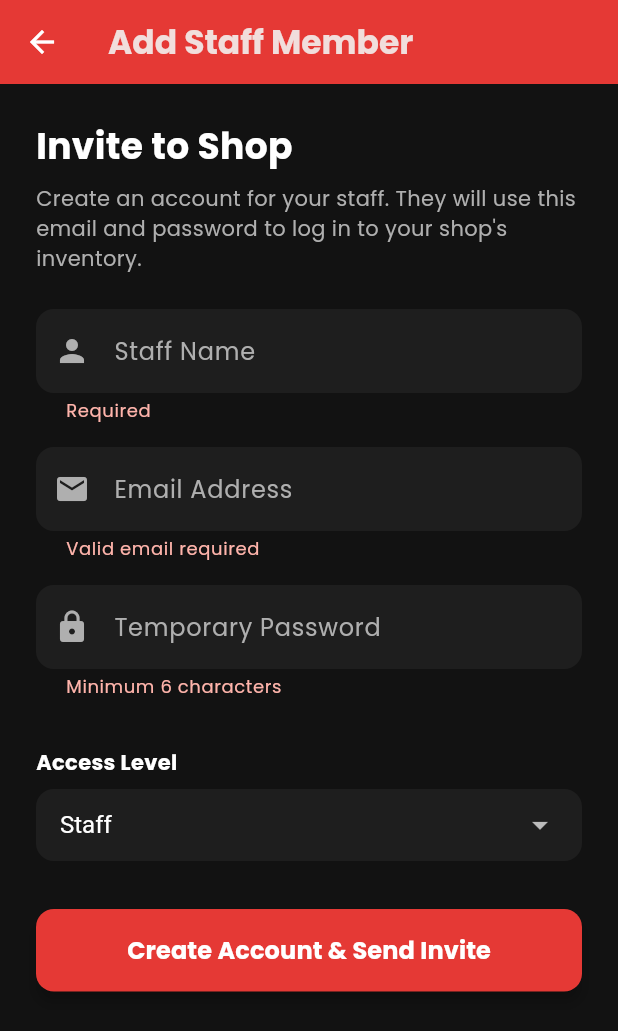
After one commit to topmasum/Motor-shop-manager-App, a Flutter app: the AddStaffScreen screen opened directly, after a tap on "Create Account & Send Invite", on a phone screen of 412 x 824 dp. The commit adds this screen. Shown: the top 1031 px of the screen. Run offline on Flutter 3.47's test engine with Material 3 defaults, Android fonts, the phone set to English and light mode, and no system bars; our stand-ins replace cloud_firestore, firebase_auth, firebase_core, fl_chart, google_fonts, screenshot and 1 more; accounts and stored records are empty.

Commit message:
Multiple user functionality added

```diff
--- /dev/null
+++ b/lib/core/utils/shop_session.dart
@@ -0,0 +1,6 @@
+class ShopSession {
+  static String? currentShopId;
+
+  // --- THIS IS THE MISSING LINE ---
+  static String? currentUserRole;
+}
--- /dev/null
+++ b/lib/features/staff/screens/add_staff_screen.dart
@@ -0,0 +1,199 @@
+import 'package:flutter/material.dart';
+import 'package:firebase_core/firebase_core.dart';
+import 'package:firebase_auth/firebase_auth.dart';
+import 'package:cloud_firestore/cloud_firestore.dart';
+import 'package:http/http.dart' as http; // --- ADDED FOR EMAILJS ---
+import 'dart:convert'; // --- ADDED FOR EMAILJS ---
+import '../../../core/constants/app_colors.dart';
+import '../../../core/utils/custom_snackbar.dart';
+import '../../../core/widgets/custom_text_field.dart';
+import '../../../core/widgets/primary_button.dart';
+import '../../../core/utils/shop_session.dart';
+
+class AddStaffScreen extends StatefulWidget {
+  const AddStaffScreen({super.key});
+
+  @override
+  State<AddStaffScreen> createState() => _AddStaffScreenState();
+}
+
+class _AddStaffScreenState extends State<AddStaffScreen> {
+  final _formKey = GlobalKey<FormState>();
+  final _nameController = TextEditingController();
+  final _emailController = TextEditingController();
+  final _passwordController = TextEditingController();
+
+  String _selectedRole = 'Staff';
+  bool _isLoading = false;
+
+  // --- THE EMAILJS ENGINE ---
+  Future<void> _sendEmailJS(String email, String name, String password, String role) async {
+    final url = Uri.parse('https://api.emailjs.com/api/v1.0/email/send');
+
+    final response = await http.post(
+      url,
+      headers: {'Content-Type': 'application/json'},
+      body: json.encode({
+        'service_id': 'service_i01rvwf', // Double check these!
+        'template_id': 'template_7fhj00b',
+        'user_id': 'sMXCDjJ6zBrN4CyE8',
+        'template_params': {
+          'staff_name': name,
+          'staff_email': email,
+          'staff_password': password,
+          'staff_role': role,
+          'shop_name': 'Motor Shop',
+        }
+      }),
+    );
+
+    // --- ADDED THIS SAFETY SHIELD ---
+    if (response.statusCode != 200) {
+      // This will force the app to show the exact error in your red SnackBar!
+      throw Exception("Email Delivery Failed: ${response.body}");
+    }
+  }
+
+  Future<void> _inviteUser() async {
+    if (!_formKey.currentState!.validate()) return;
+
+    setState(() => _isLoading = true);
+
+    FirebaseApp? tempApp; // Declare it up here so we can access it in the 'finally' block
+
+    try {
+      // 1. SAFELY INITIALIZE THE TEMP APP
+      // First, check if a ghost session from a previous error still exists
+      try {
+        tempApp = Firebase.app('TemporaryRegisterApp');
+      } catch (e) {
+        // If it doesn't exist, create it cleanly
+        tempApp = await Firebase.initializeApp(
+          name: 'TemporaryRegisterApp',
+          options: Firebase.app().options,
+        );
+      }
+
+      // 2. Register the new user
+      UserCredential newStaffCred = await FirebaseAuth.instanceFor(app: tempApp)
+          .createUserWithEmailAndPassword(
+        email: _emailController.text.trim(),
+        password: _passwordController.text.trim(),
+      );
+
+      // 3. Save to database
+      await FirebaseFirestore.instance.collection('users').doc(newStaffCred.user!.uid).set({
+        'name': _nameController.text.trim(),
+        'email': _emailController.text.trim(),
+        'role': _selectedRole,
+        'shopId': ShopSession.currentShopId,
+        'createdAt': FieldValue.serverTimestamp(),
+      });
+
+      if (mounted) {
+        CustomSnackbar.showSuccess(context, "User created successfully! Sending invite...");
+
+        // 4. Trigger EmailJS
+        await _sendEmailJS(
+          _emailController.text.trim(),
+          _nameController.text.trim(),
+          _passwordController.text.trim(),
+          _selectedRole,
+        );
+
+        Navigator.pop(context);
+      }
+
+    } on FirebaseAuthException catch (e) {
+      // Catch specific Firebase errors (like email-already-in-use)
+      if (mounted) CustomSnackbar.showError(context, "Auth Error: ${e.message}");
+    } catch (e) {
+      if (mounted) CustomSnackbar.showError(context, "Error: ${e.toString()}");
+    } finally {
+      // --- BULLETPROOF CLEANUP ---
+      // This runs NO MATTER WHAT. It guarantees the ghost session is destroyed.
+      if (tempApp != null) {
+        await tempApp.delete();
+      }
+      if (mounted) setState(() => _isLoading = false);
+    }
+  }
+
+  @override
+  Widget build(BuildContext context) {
+    return Scaffold(
+      backgroundColor: AppColors.background,
+      appBar: AppBar(
+        title: const Text('Add Staff Member', style: TextStyle(fontWeight: FontWeight.bold)),
+        backgroundColor: AppColors.primary,
+        iconTheme: const IconThemeData(color: AppColors.textPrimary),
+      ),
+      body: SingleChildScrollView(
+        padding: const EdgeInsets.all(24.0),
+        child: Form(
+          key: _formKey,
+          child: Column(
+            crossAxisAlignment: CrossAxisAlignment.start,
+            children: [
+              const Text("Invite to Shop", style: TextStyle(color: AppColors.textPrimary, fontSize: 24, fontWeight: FontWeight.bold)),
+              const SizedBox(height: 8),
+              const Text("Create an account for your staff. They will use this email and password to log in to your shop's inventory.", style: TextStyle(color: AppColors.textSecondary)),
+              const SizedBox(height: 24),
+
+              CustomTextField(
+                label: "Staff Name",
+                hint: "John Doe",
+                icon: Icons.person,
+                controller: _nameController,
+                validator: (val) => val!.isEmpty ? "Required" : null,
+              ),
+              CustomTextField(
+                label: "Email Address",
+                hint: "john@motorshop.com",
+                icon: Icons.email,
+                controller: _emailController,
+                keyboardType: TextInputType.emailAddress,
+                validator: (val) => val!.isEmpty || !val.contains('@') ? "Valid email required" : null,
+              ),
+              CustomTextField(
+                label: "Temporary Password",
+                hint: "At least 6 characters",
+                icon: Icons.lock,
+                controller: _passwordController,
+                validator: (val) => val!.length < 6 ? "Minimum 6 characters" : null,
+              ),
+              const SizedBox(height: 16),
+
+              // Role Selector
+              const Text("Access Level", style: TextStyle(color: AppColors.textPrimary, fontWeight: FontWeight.bold)),
+              const SizedBox(height: 8),
+              Container(
+                padding: const EdgeInsets.symmetric(horizontal: 16),
+                decoration: BoxDecoration(color: AppColors.surface, borderRadius: BorderRadius.circular(12)),
+                child: DropdownButtonHideUnderline(
+                  child: DropdownButton<String>(
+                    value: _selectedRole,
+                    dropdownColor: AppColors.surface,
+                    isExpanded: true,
+                    style: const TextStyle(color: AppColors.textPrimary, fontSize: 16),
+                    items: ['Staff', 'Manager', 'Co-Owner'].map((String role) {
+                      return DropdownMenuItem<String>(value: role, child: Text(role));
+                    }).toList(),
+                    onChanged: (val) => setState(() => _selectedRole = val!),
+                  ),
+                ),
+              ),
+              const SizedBox(height: 32),
+
+              PrimaryButton(
+                text: "Create Account & Send Invite",
+                isLoading: _isLoading,
+                onPressed: _inviteUser,
+              ),
+            ],
+          ),
+        ),
+      ),
+    );
+  }
+}
--- a/pubspec.yaml
+++ b/pubspec.yaml
@@ -20,6 +20,8 @@ dependencies:
   screenshot: ^3.0.0
   share_plus: ^13.1.0
   path_provider: ^2.1.5
+  url_launcher: ^6.3.2
+  http: ^1.6.0
 
 dev_dependencies:
   flutter_test:
```
Also changed, not shown: lib/features/auth/screens/auth_gate.dart (+25 -6 lines), lib/features/auth/screens/login_screen.dart (+34 -52 lines), lib/features/auth/services/auth_service.dart (+12 -8 lines), lib/features/home/screens/home_screen.dart (+18 -2 lines), lib/features/pos/screens/point_of_sale_screen.dart (+94 -45 lines), lib/features/staff/screens/staff_list_screen.dart (added, +150 -0 lines), lib/features/stock/services/stock_repository.dart (+40 -28 lines), pubspec.lock.
